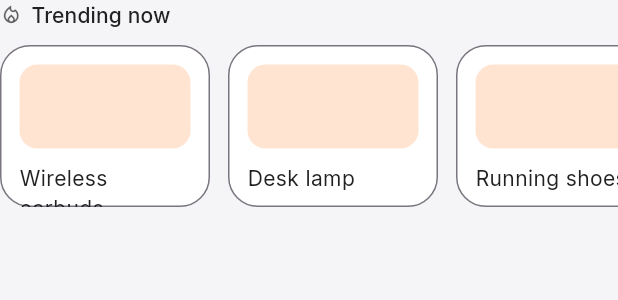
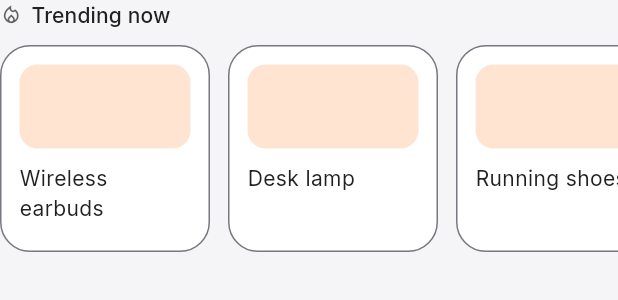
Before and after one commit to Mashoko/SuperApp, a Flutter app: the _Section widget shown alone on an empty page, opened directly, on a phone screen of 412 x 824 dp. Shown: the top 300 px of the screen. Run offline on Flutter 3.47's test engine with Material 3 defaults, Android fonts, the phone set to English and light mode, and no system bars; our stand-ins replace audioplayers, badges, cached_network_image, flutter_contacts, get_it, google_fonts and 5 more; missing offline and left inert: flutter_webrtc, grpc, protobuf, sip_ua; accounts and stored records are empty; statements that could not run were skipped.

Commit message:
fix(home): fix explore tab height and row overflow issues
Update _Section height from 108 to 138 to prevent text overflow in
media cards. Also wrap title text in Expanded widget to prevent Row
overflow when title is long, and add viewport size to test to ensure
all ListView content renders during testing.

Co-Authored-By: Claude Sonnet 5 <noreply@anthropic.com>

```diff
--- a/lib/features/home/presentation/widgets/explore_tab.dart
+++ b/lib/features/home/presentation/widgets/explore_tab.dart
@@ -100,12 +100,17 @@ class _Section extends StatelessWidget {
             children: [
               Icon(icon, size: 15, color: Theme.of(context).hintColor),
               const SizedBox(width: 6),
-              Text(title, style: Theme.of(context).textTheme.titleSmall),
+              Expanded(
+                child: Text(title,
+                    style: Theme.of(context).textTheme.titleSmall,
+                    maxLines: 1,
+                    overflow: TextOverflow.ellipsis),
+              ),
             ],
           ),
           const SizedBox(height: 10),
           SizedBox(
-            height: 108,
+            height: 138,
             child: ListView.separated(
               scrollDirection: Axis.horizontal,
               itemCount: items.length,
```
Also changed, not shown: 1 other file.
